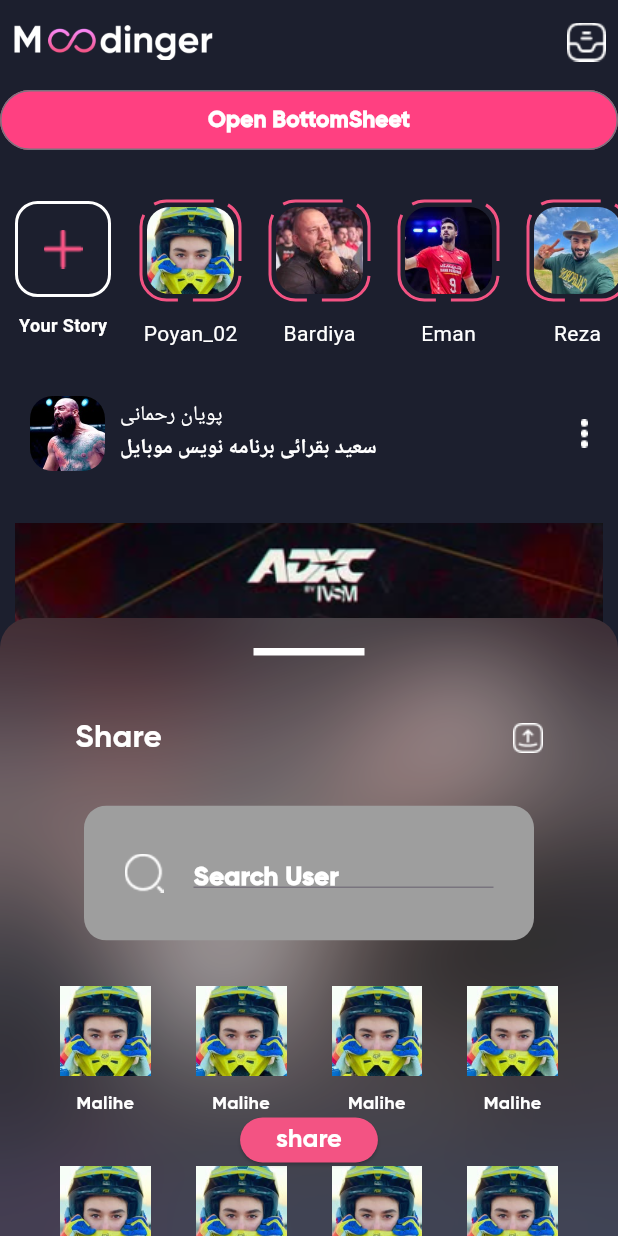
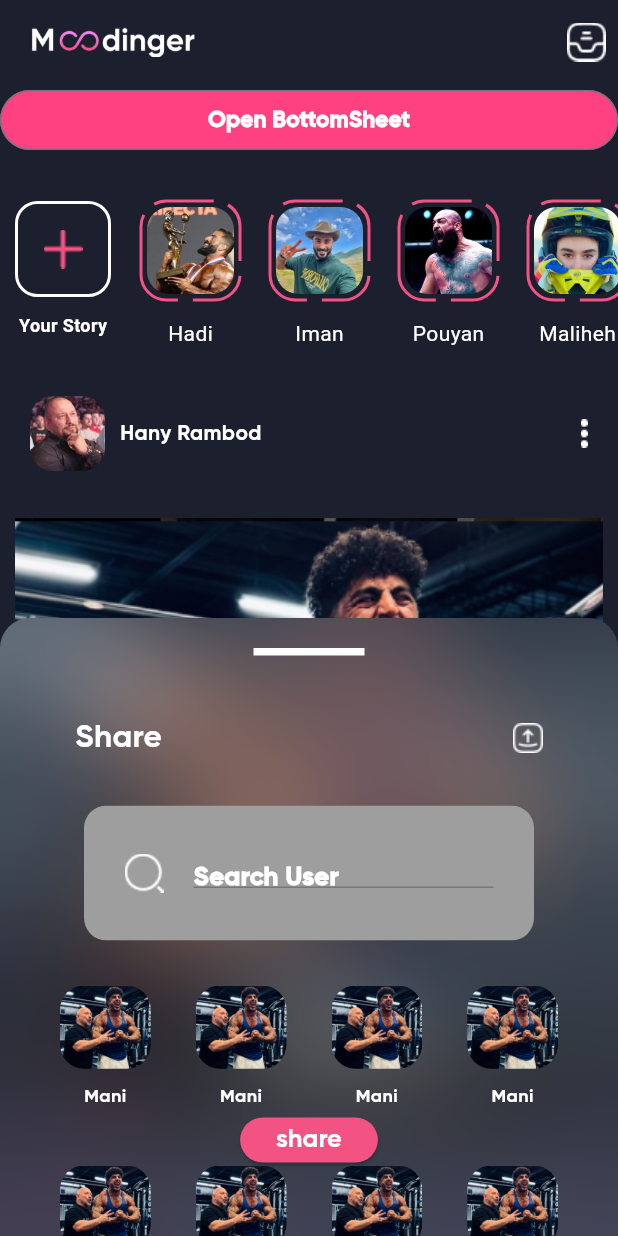
Before and after one commit to SaeidBoghraeii83/instagram_01, a Flutter app: the screen it shows after launch, after a tap on "Open BottomSheet", on a phone screen of 412 x 824 dp. Run offline on Flutter 3.47's test engine with Material 3 defaults, Android fonts, the light colour scheme and no system bars; drawn by our look-alikes of dotted_border; our stand-ins replace buttons_tabbar; Roboto replaces fonts that are missing (GS).

Commit message:
change home screen post and add new image

```diff
--- a/lib/home_screen.dart
+++ b/lib/home_screen.dart
@@ -11,17 +11,18 @@ class Home_Screen extends StatefulWidget {
 }
 
 class _Home_ScreenState extends State<Home_Screen> {
-  var itemName = ['Malihe', 'Poyan_02', 'Bardiya', 'Eman', 'Reza'];
+  var itemName = ['Hany Rambod', 'Hadi', 'Iman', 'Pouyan', 'Maliheh'];
   var itemTitile = [
-    'پویان رحمانی',
-    'ملیحه عباسی',
-    'مانی خوشبین',
-    'بردیا سعادت',
-    'ایمان احمدی',
+    'Hany Rambod',
+    'Hadi Choopan',
+    'Iman Ahmadi',
+    'Pouyan Rahmani',
+
+    'Maliheh Abbasi',
   ];
 
-  var imageNameP = ['p5', 'p4', 'p1', 'p2', 'p3'];
-  var imageNameS = ['f5', 'f4', 'f1', 'f2', 'f3'];
+  var imageNameP = ['o1', 'o2', 'o3', 'o4', 'o5'];
+  var imageNameS = ['f1', 'f2', 'f3', 'f5', 'f4'];
 
   @override
   Widget build(BuildContext context) {
@@ -106,10 +107,13 @@ class _Home_ScreenState extends State<Home_Screen> {
       leadingWidth: 150,
       leading: Padding(
         padding: const EdgeInsets.all(8.0),
-        child: Image.asset(
-          'images/moodinger_logo.png',
-          width: 200,
-          height: 200,
+        child: TextButton(
+          onPressed: () => _getButtomSheet(),
+          child: Image.asset(
+            'images/moodinger_logo.png',
+            width: 200,
+            height: 200,
+          ),
         ),
       ),
       actions: [
@@ -206,14 +210,6 @@ class _Home_ScreenState extends State<Home_Screen> {
                 '$titleText',
                 style: TextStyle(color: Colors.white, fontFamily: 'GB'),
               ),
-              Text(
-                'سعید بقرائی برنامه نویس موبایل',
-                style: TextStyle(
-                  color: Colors.white,
-                  fontFamily: 'GB',
-                  fontWeight: FontWeight.bold,
-                ),
-              ),
             ],
           ),
           Spacer(),
@@ -225,7 +221,7 @@ class _Home_ScreenState extends State<Home_Screen> {
 
   Widget _getPostItem(String imageName) {
     return Padding(
-      padding: const EdgeInsets.only(top: 20, right: 10, left: 10, bottom: 30),
+      padding: const EdgeInsets.only(top: 5, right: 10, left: 10, bottom: 20),
       child: Container(
         width: 440,
         height: 440,
@@ -238,7 +234,7 @@ class _Home_ScreenState extends State<Home_Screen> {
               child: Image.asset('images/$imageName.png', height: 400),
             ),
             Positioned(
-              bottom: 0,
+              bottom: 25,
               child: ClipRRect(
                 child: BackdropFilter(
                   filter: ImageFilter.blur(sigmaX: 40, sigmaY: 40),
--- a/lib/shareBottomSheet.dart
+++ b/lib/shareBottomSheet.dart
@@ -147,10 +147,13 @@ class Sharebottomsheet extends StatelessWidget {
   Widget _getItemGrid() {
     return Column(
       children: [
-        Container(child: Image.asset('images/f4.png')),
+        ClipRRect(
+          child: Container(child: Image.asset('images/o1.png')),
+          borderRadius: BorderRadiusGeometry.circular(16),
+        ),
         SizedBox(height: 10),
         Text(
-          'Malihe',
+          'Mani',
           textAlign: TextAlign.center,
           style: TextStyle(fontFamily: 'GB', fontSize: 12, color: Colors.white),
         ),
```
Also changed, not shown: images/f2.png, images/o1.png (added), images/o2.png (added), images/o3.png (renamed from images/p3.png), images/o4.png (renamed from images/p1.png), images/o5.png (renamed from images/p4.png), images/p5.png (deleted).
